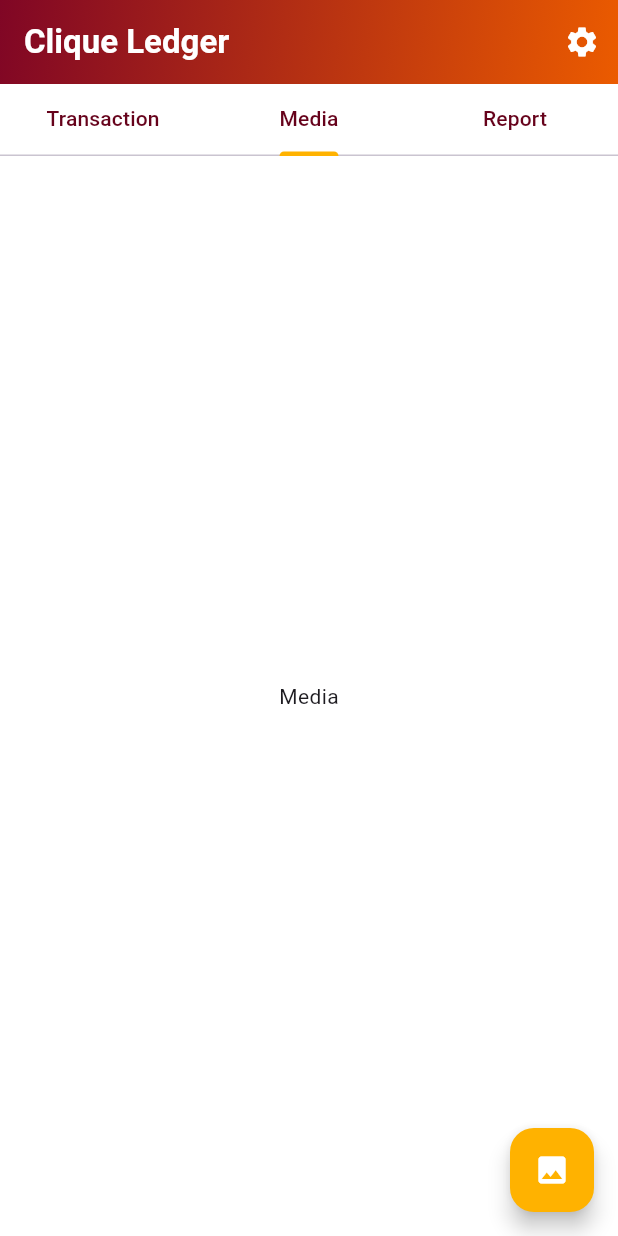
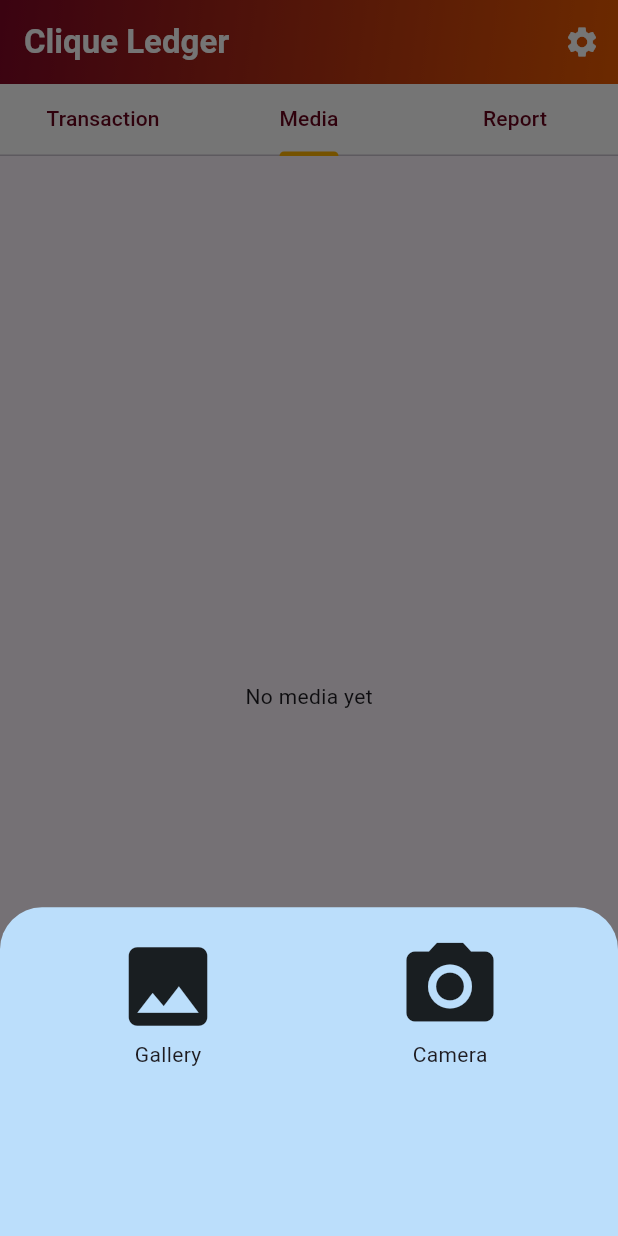
Before and after one commit to TheLocalhostLive/Clique-Ledger-Flutter, a Flutter app: the Cliquepage screen opened by its route, tab 2 chosen, after a tap on the "photo" icon, on a phone screen of 412 x 824 dp. Run offline on Flutter 3.47's test engine with Material 3 defaults, Android fonts, the phone set to English and light mode, and no system bars; our stand-ins replace file_picker, flutter_secure_storage, go_router, google_fonts, image_picker, pinput and 1 more; missing offline and left inert: flutter_appauth; accounts and stored records are empty.

Commit message:
CliqueMedia: Media Tab implemented.

```diff
--- a/cliqueledger/lib/main.dart
+++ b/cliqueledger/lib/main.dart
@@ -7,6 +7,7 @@ import 'package:cliqueledger/providers/CliqueListProvider.dart';
 import 'package:cliqueledger/providers/TransactionProvider.dart';
 import 'package:cliqueledger/providers/cliqueProvider.dart';
 import 'package:cliqueledger/providers/reportsProvider.dart';
+import 'package:cliqueledger/providers/clique_media_provider.dart';
 import 'package:cliqueledger/providers/userProvider.dart';
 import 'package:cliqueledger/service/authservice.dart';
 import 'package:cliqueledger/utility/routers.dart';
@@ -34,6 +35,7 @@ Future<void> main() async {
          ChangeNotifierProvider(create: (_) => TransactionProvider()),
          ChangeNotifierProvider(create: (_) => CliqueListProvider()),
          ChangeNotifierProvider(create: (_) => ReportsProvider()),
+         ChangeNotifierProvider(create: (_) => CliqueMediaProvider()),
         // You can add other providers here as needed
       ],
       child: const MyApp(),
--- /dev/null
+++ b/cliqueledger/lib/models/clique_media.dart
@@ -0,0 +1,45 @@
+import 'package:json_annotation/json_annotation.dart';
+part 'clique_media.g.dart';
+
+@JsonSerializable()
+class CliqueMediaResponse {
+  CliqueMediaResponse({
+    required this.mediaId,
+    required this.cliqueId,
+    required this.fileUrl,
+    required this.createdAt,
+    required this.mediaType,
+    required this.senderId,
+  });
+
+  @JsonKey(name: 'media_id')
+  final String mediaId;
+  @JsonKey(name: 'clique_id')
+  final String cliqueId;
+  @JsonKey(name: 'file_url')
+  final String fileUrl;
+  @JsonKey(name: 'created_at')
+  final String createdAt;
+  @JsonKey(name: 'media_type')
+  final String mediaType;
+  @JsonKey(name: 'sender_id')
+  final String senderId;
+
+
+  factory CliqueMediaResponse.fromJson(Map<String, dynamic> json) =>
+      _$CliqueMediaResponseFromJson(json);
+
+  Map<String, dynamic> toJson() => _$CliqueMediaResponseToJson(this);
+
+  @override
+  String toString() {
+    return {
+      'media_id': mediaId,
+      'clique_id': cliqueId,
+      'file_url': fileUrl,
+      'created_at': createdAt,
+      'media_type': mediaType,
+      'sender_id': senderId,
+    }.toString();
+  }
+}
--- a/cliqueledger/lib/pages/cliquePage.dart
+++ b/cliqueledger/lib/pages/cliquePage.dart
@@ -1,4 +1,7 @@
 import 'package:cliqueledger/api_helpers/MemberApi.dart';
+import 'dart:io';
+
+import 'package:cliqueledger/api_helpers/clique_media.dart';
 import 'package:cliqueledger/api_helpers/fetchTransactions.dart';
 import 'package:cliqueledger/api_helpers/reportApi.dart';
 import 'package:cliqueledger/api_helpers/transactionPost.dart';
@@ -14,12 +17,16 @@ import 'package:cliqueledger/providers/CliqueListProvider.dart';
 import 'package:cliqueledger/providers/TransactionProvider.dart';
 import 'package:cliqueledger/providers/cliqueProvider.dart';
 import 'package:cliqueledger/providers/reportsProvider.dart';
+import 'package:cliqueledger/providers/clique_media_provider.dart';
 import 'package:cliqueledger/themes/appBarTheme.dart';
 import 'package:cliqueledger/utility/routers_constant.dart';
+import 'package:cliqueledger/widgets/media_tab.dart';
+import 'package:file_picker/file_picker.dart';
 import 'package:flutter/material.dart';
 import 'package:cliqueledger/models/transaction.dart';
 import 'package:go_router/go_router.dart';
 import 'package:intl/intl.dart';
+import 'package:image_picker/image_picker.dart';
 import 'package:provider/provider.dart';
 import 'package:web_socket_channel/web_socket_channel.dart';
 
@@ -39,6 +46,9 @@ class _CliquepageState extends State<Cliquepage>
   late CliqueProvider cliqueProvider;
   late TabController _tabController;
   bool isGenerateButtonClicked = false;
+
+  PickImage pickImage = PickImage();
+
   bool isLoading = true;
   @override
   void initState() {
@@ -50,7 +60,11 @@ class _CliquepageState extends State<Cliquepage>
     WidgetsBinding.instance.addPostFrameCallback((_) {
       final cliqueProvider = context.read<CliqueProvider>();
       final transactionProvider = context.read<TransactionProvider>();
+      final cliqueMediaProvider = context.read<CliqueMediaProvider>();
       fetchTransactions(cliqueProvider, transactionProvider);
+      if(cliqueProvider.currentClique != null) {
+        CliqueMedia.getMedia(cliqueMediaProvider, cliqueProvider.currentClique!.id);
+      }
     });
   }
 
@@ -359,6 +373,7 @@ class _CliquepageState extends State<Cliquepage>
   @override
   Widget build(BuildContext context) {
     ReportsProvider reportsProvider = Provider.of<ReportsProvider>(context);
+    CliqueMediaProvider cliqueMediaProvider = Provider.of<CliqueMediaProvider>(context);
     return Consumer3<CliqueListProvider, CliqueProvider, TransactionProvider>(
       builder: (context, cliqueListProvider, cliqueProvider,
           transactionProvider, child) {
@@ -427,7 +442,7 @@ class _CliquepageState extends State<Cliquepage>
                                       transactionProvider.transactionMap[
                                           cliqueProvider.currentClique!.id]!,
                                 ),
-                      const Center(child: Text('Media')),
+                      CliqueMediaTab(cliqueMediaProvider: cliqueMediaProvider),
                       !isGenerateButtonClicked ||
                               !reportsProvider.reportList
                                   .containsKey(cliqueProvider.currentClique!.id)
@@ -435,6 +450,7 @@ class _CliquepageState extends State<Cliquepage>
                           : ReportTab(
                               cliqueProvider: cliqueProvider,
                               reportsProvider: reportsProvider),
+
                     ],
                   ),
                 ),
@@ -461,8 +477,9 @@ class _CliquepageState extends State<Cliquepage>
                 FloatingActionButton(
                   heroTag: 'btn2',
                   onPressed: () {
-                    // Handle action for the "Media" tab
-                  },
+                      // Handle action for the "Media" tab
+                      pickImage.showImagePickerOption(context);
+                    },
                   tooltip: 'Add Media',
                   backgroundColor: const Color(0xFFFFB200),
                   child: const Icon(
--- /dev/null
+++ b/cliqueledger/lib/providers/clique_media_provider.dart
@@ -0,0 +1,29 @@
+import 'package:cliqueledger/models/clique_media.dart';
+import 'package:flutter/foundation.dart';
+
+class CliqueMediaProvider with ChangeNotifier {
+  final Map<String, List<CliqueMediaResponse>> _cliqueMediaMap = {};
+  bool isMediaScreenPreview = false;
+  String filePath = '';
+  Map<String, List<CliqueMediaResponse>> get cliqueMediaMap => _cliqueMediaMap;
+
+  void initMap(String cliqueId, List<CliqueMediaResponse> ts) {
+    _cliqueMediaMap[cliqueId] = ts;
+    notifyListeners();
+  }
+
+ void addItem(String cliqueId, CliqueMediaResponse mediaRes) {
+    if (_cliqueMediaMap.containsKey(cliqueId)) {
+      _cliqueMediaMap[cliqueId]?.add(mediaRes);
+    } else {
+      _cliqueMediaMap[cliqueId] = [mediaRes];
+    }
+    notifyListeners();
+  }
+
+  void togglePreviewScreen() {
+    isMediaScreenPreview = !isMediaScreenPreview;
+    notifyListeners();
+
+  }
+}
--- /dev/null
+++ b/cliqueledger/lib/widgets/media_tab.dart
@@ -0,0 +1,228 @@
+import 'dart:io';
+import 'dart:typed_data';
+
+import 'package:cliqueledger/api_helpers/clique_media.dart';
+import 'package:cliqueledger/models/clique_media.dart';
+import 'package:cliqueledger/providers/cliqueProvider.dart';
+import 'package:cliqueledger/providers/clique_media_provider.dart';
+import 'package:file_picker/file_picker.dart';
+import 'package:flutter/material.dart';
+import 'package:go_router/go_router.dart';
+import 'package:image_picker/image_picker.dart';
+import 'package:provider/provider.dart';
+
+class CliqueMediaTab extends StatefulWidget {
+  CliqueMediaProvider cliqueMediaProvider;
+  CliqueMediaTab({required this.cliqueMediaProvider});
+  @override
+  _CliqueMediaTab createState() =>
+      _CliqueMediaTab(cliqueMediaProvider: cliqueMediaProvider);
+}
+
+class _CliqueMediaTab extends State<CliqueMediaTab> {
+  CliqueMediaProvider cliqueMediaProvider;
+  _CliqueMediaTab({required this.cliqueMediaProvider});
+  @override
+  Widget build(BuildContext context) {
+    if (context.watch<CliqueMediaProvider>().cliqueMediaMap.isEmpty) {
+      return const Scaffold(
+          body: Center(
+        child: (Text("No media yet")),
+      ));
+    } else {
+      return MediaCards();
+    }
+  }
+}
+
+// class MediaPreview extends StatelessWidget {
+//   @override
+//   Widget build(BuildContext context) {
+//     CliqueMediaProvider cliqueMediaProvider =
+//         context.read<CliqueMediaProvider>();
+//     return Scaffold(
+//       body: Center(
+//         child: Image.file(File(cliqueMediaProvider.filePath)),
+//       ),
+//       floatingActionButton:
+//           FloatingActionButton(onPressed: () => {}, child: const Text('Send')),
+//     );
+//   }
+// }
+
+// class MediaPreview extends StatelessElement {
+
+// }
+
+class MediaCards extends StatelessWidget {
+  @override
+  Widget build(BuildContext context) {
+    List<CliqueMediaResponse> medias = context
+        .watch<CliqueMediaProvider>()
+        .cliqueMediaMap
+        .values
+        .expand((list) => list)
+        .toList();
+
+    return ListView.builder(
+      itemCount: medias.length,
+      itemBuilder: (context, index) {
+        return MediaCard(media: medias[index]);
+      },
+    );
+  }
+}
+
+class MediaCard extends StatelessWidget {
+  final CliqueMediaResponse media;
+
+  MediaCard({required this.media});
+
+  @override
+  Widget build(BuildContext context) {
+    return Card(
+      child: Column(
+        children: <Widget>[
+          Image.network(media.fileUrl),
+        ],
+      ),
+    );
+  }
+}
+
+class PickImage {
+  void showPopup(BuildContext context) {
+    CliqueMediaProvider cliqueMediaProvider = context.read<CliqueMediaProvider>();
+    CliqueProvider cliqueProvider = context.read<CliqueProvider>();
+    String selectedClique = cliqueProvider.currentClique!.id;
+    showDialog(
+      context: context,
+
+      builder: (BuildContext context) {
+        return AlertDialog(
+          title: const Text('Send Media'),
+          content: Column(
+            mainAxisSize: MainAxisSize.min,
+            children: [
+              Image.file(File(cliqueMediaProvider.filePath)),
+              const SizedBox(height: 10),
+              const Text('Do you want to send this media?'),
+            ],
+          ),
+          actions: <Widget>[
+            TextButton(
+              child: const Text('Cancel'),
+              onPressed: () {
+                Navigator.of(context).pop(); // Close the dialog
+              },
+            ),
+            ElevatedButton(
+              onPressed: ()async {
+                // Add your send functionality here
+                print("Send button clicked!");
+                CliqueMediaResponse? response = await CliqueMedia.uploadFile(File(cliqueMediaProvider.filePath), selectedClique);
+                if(!context.mounted) return;
+                if(response != null) {
+                  cliqueMediaProvider.addItem(cliqueProvider.currentClique!.id,
+                                  response);
+                }
+
+                Navigator.of(context).pop(); // Close the dialog
+              },
+              child: const Text('Send'),
+            ),
+          ],
+        );
+      },
+    );
+  }
+
+  void showImagePickerOption(BuildContext context) {
+    showModalBottomSheet(
+        backgroundColor: Colors.blue[100],
+        context: context,
+        builder: (builder) {
+          return Padding(
+            padding: const EdgeInsets.all(18.0),
+            child: SizedBox(
+              width: MediaQuery.of(context).size.width,
+              height: MediaQuery.of(context).size.height / 4.5,
+              child: Row(
+                children: [
+                  Expanded(
+                    child: InkWell(
+                      onTap: () async {
+                        String filePath = await _pickImageFromGallery();
+                        if (!context.mounted) return;
+                        context.read<CliqueMediaProvider>().filePath = filePath;
+                        context
+                            .read<CliqueMediaProvider>()
+                            .togglePreviewScreen();
+                        Navigator.pop(context);
+                        showPopup(context);
+                      },
+                      child: const SizedBox(
+                        child: Column(
+                          children: [
+                            Icon(
+                              Icons.image,
+                              size: 70,
+                            ),
+                            Text("Gallery")
+                          ],
+                        ),
+                      ),
+                    ),
+                  ),
+                  Expanded(
+                    child: InkWell(
+                      onTap: () async {
+                        String filePath = await _pickImageFromCamera();
+                        if (!context.mounted) return;
+                        context.read<CliqueMediaProvider>().filePath = filePath;
+                        context
+                            .read<CliqueMediaProvider>()
+                            .togglePreviewScreen();
+                        Navigator.pop(context);
+                        showPopup(context);
+                      },
+                      child: const SizedBox(
+                        child: Column(
+                          children: [
+                            Icon(
+                              Icons.camera_alt,
+                              size: 70,
+                            ),
+                            Text("Camera")
+                          ],
+                        ),
+                      ),
+                    ),
+                  ),
+                ],
+              ),
+            ),
+          );
+        });
+  }
+
+//Gallery
+  Future _pickImageFromGallery() async {
+    final returnImage =
+        await ImagePicker().pickImage(source: ImageSource.gallery);
+
+    if (returnImage == null) return;
+
+    debugPrint(returnImage.path);
+    return returnImage.path;
+  }
+
+//Camera
+  Future _pickImageFromCamera() async {
+    final returnImage =
+        await ImagePicker().pickImage(source: ImageSource.camera);
+    if (returnImage == null) return;
+
+    debugPrint(returnImage.path);
+  }
+}
--- a/cliqueledger/pubspec.yaml
+++ b/cliqueledger/pubspec.yaml
@@ -47,6 +47,9 @@ dependencies:
   web_socket_channel: ^3.0.1
   socket_io_client: ^2.0.3+1
   intl: ^0.19.0
+
+  image_picker: ^0.8.7+3
+  file_picker: ^5.0.1
 
 dev_dependencies:
   flutter_test:
```
Also changed, not shown: cliqueledger/lib/models/clique_media.g.dart (added), cliqueledger/lib/pages/clique_media_page.dart (added), cliqueledger/pubspec.lock, 5 other files.
